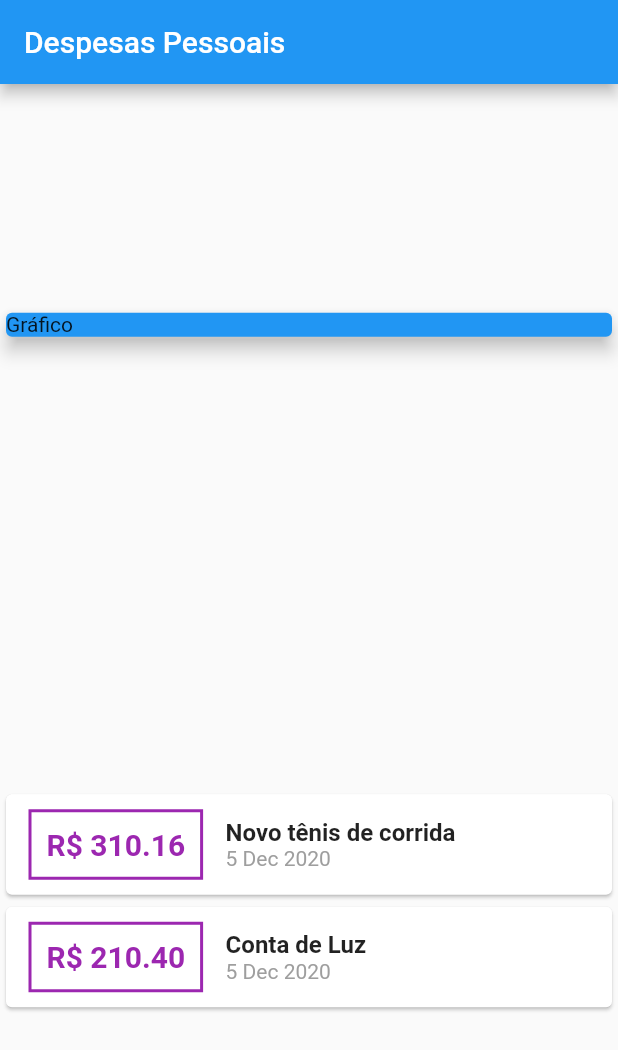
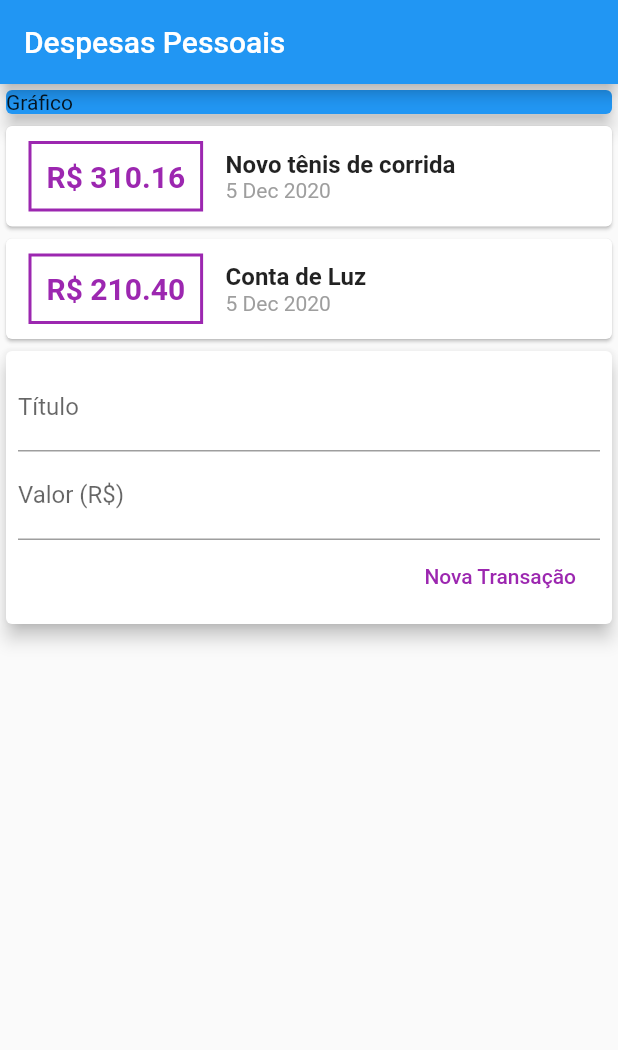
Before and after one commit to andrecostaa/expenses-flutter, a Flutter app: the screen it shows after launch, on a phone screen of 412 x 824 dp. Shown: the top 1050 px of the screen. Run offline on Flutter 3.47's test engine with Material 2 defaults, Android fonts, the phone set to English and light mode, and no system bars.

Commit message:
- criação dos campos titulo e valor para cadastro de uma nova transação de despesas. - refatoração do código com o propósito de componentizar a lista de transações e o formulario para o cadastro do mesmo.

```diff
--- /dev/null
+++ b/lib/components/transaction_form.dart
@@ -0,0 +1,45 @@
+import 'package:flutter/material.dart';
+
+class TransactionForm extends StatelessWidget {
+  final titleController = TextEditingController();
+  final valueController = TextEditingController();
+
+  @override
+  Widget build(BuildContext context) {
+    return Card(
+      elevation: 5,
+      child: Padding(
+        padding: const EdgeInsets.all(8.0),
+        child: Column(
+          children: [
+            TextField(
+              controller: titleController,
+              decoration: InputDecoration(
+                labelText: 'Título',
+              ),
+            ),
+            TextField(
+              controller: valueController,
+              decoration: InputDecoration(
+                labelText: 'Valor (R\$)',
+              ),
+            ),
+            Row(
+              mainAxisAlignment: MainAxisAlignment.end,
+              children: [
+                FlatButton(
+                  child: Text('Nova Transação'),
+                  textColor: Colors.purple,
+                  onPressed: () {
+                    print(titleController.text);
+                    print(valueController.text);
+                  },
+                ),
+              ],
+            ),
+          ],
+        ),
+      ),
+    );
+  }
+}
--- /dev/null
+++ b/lib/components/transaction_list.dart
@@ -0,0 +1,63 @@
+import 'package:expenses/models/transaction.dart';
+import 'package:flutter/material.dart';
+import '../models/transaction.dart';
+import 'package:intl/intl.dart';
+
+class TransactionList extends StatelessWidget {
+  final List<Transaction> transactions;
+
+  TransactionList(this.transactions);
+
+  @override
+  Widget build(BuildContext context) {
+    return Column(
+      children: transactions.map((tr) {
+        return Card(
+          child: Row(
+            children: [
+              Container(
+                margin: EdgeInsets.symmetric(
+                  horizontal: 15,
+                  vertical: 10,
+                ),
+                decoration: BoxDecoration(
+                  border: Border.all(
+                    color: Colors.purple,
+                    width: 2,
+                  ),
+                ),
+                padding: EdgeInsets.all(10),
+                child: Text(
+                  'R\$ ${tr.value.toStringAsFixed(2)}',
+                  style: TextStyle(
+                    fontWeight: FontWeight.bold,
+                    fontSize: 20,
+                    color: Colors.purple,
+                  ),
+                ),
+              ),
+              Column(
+                crossAxisAlignment: CrossAxisAlignment.start,
+                children: [
+                  Text(
+                    tr.title,
+                    style: TextStyle(
+                      fontSize: 16,
+                      fontWeight: FontWeight.bold,
+                    ),
+                  ),
+                  Text(
+                    DateFormat('d MMM y').format(tr.date),
+                    style: TextStyle(
+                      color: Colors.grey,
+                    ),
+                  ),
+                ],
+              )
+            ],
+          ),
+        );
+      }).toList(),
+    );
+  }
+}
--- /dev/null
+++ b/lib/components/transaction_user.dart
@@ -0,0 +1,37 @@
+import 'package:expenses/models/transaction.dart';
+import 'package:flutter/material.dart';
+import 'transaction_form.dart';
+import 'transaction_list.dart';
+import '../models/transaction.dart';
+
+class TransactionUser extends StatefulWidget {
+  @override
+  _TransactionUserState createState() => _TransactionUserState();
+}
+
+class _TransactionUserState extends State<TransactionUser> {
+  final _transactions = [
+    Transaction(
+      id: 't1',
+      title: 'Novo tênis de corrida',
+      value: 310.16,
+      date: DateTime.now(),
+    ),
+    Transaction(
+      id: 't2',
+      title: 'Conta de Luz',
+      value: 210.40,
+      date: DateTime.now(),
+    ),
+  ];
+
+  @override
+  Widget build(BuildContext context) {
+    return Column(
+      children: [
+        TransactionList(_transactions),
+        TransactionForm(),
+      ],
+    );
+  }
+}
--- a/lib/main.dart
+++ b/lib/main.dart
@@ -1,32 +1,18 @@
-import 'package:expenses/models/transaction.dart';
+import 'package:expenses/components/transaction_user.dart';
 import 'package:flutter/material.dart';
-import 'package:intl/intl.dart';
 
 main() => runApp(ExpensesApp());
 
 class ExpensesApp extends StatelessWidget {
   @override
   Widget build(BuildContext context) {
-    return MaterialApp(home: MyHomePage());
+    return MaterialApp(
+      home: MyHomePage(),
+    );
   }
 }
 
 class MyHomePage extends StatelessWidget {
-  final _transactions = [
-    Transaction(
-      id: 't1',
-      title: 'Novo tênis de corrida',
-      value: 310.16,
-      date: DateTime.now(),
-    ),
-    Transaction(
-      id: 't2',
-      title: 'Conta de Luz',
-      value: 210.40,
-      date: DateTime.now(),
-    ),
-  ];
-
   @override
   Widget build(BuildContext context) {
     return Scaffold(
@@ -34,7 +20,6 @@ class MyHomePage extends StatelessWidget {
         title: Text('Despesas Pessoais'),
       ),
       body: Column(
-          mainAxisAlignment: MainAxisAlignment.spaceAround,
         crossAxisAlignment: CrossAxisAlignment.stretch,
         children: [
           Container(
@@ -45,56 +30,9 @@ class MyHomePage extends StatelessWidget {
               elevation: 5,
             ),
           ),
-            Column(
-              children: _transactions.map((tr) {
-                return Card(
-                  child: Row(
-                    children: [
-                      Container(
-                        margin: EdgeInsets.symmetric(
-                          horizontal: 15,
-                          vertical: 10,
-                        ),
-                        decoration: BoxDecoration(
-                          border: Border.all(
-                            color: Colors.purple,
-                            width: 2,
-                          ),
-                        ),
-                        padding: EdgeInsets.all(10),
-                        child: Text(
-                          'R\$ ${tr.value.toStringAsFixed(2)}',
-                          style: TextStyle(
-                            fontWeight: FontWeight.bold,
-                            fontSize: 20,
-                            color: Colors.purple,
-                          ),
-                        ),
-                      ),
-                      Column(
-                        crossAxisAlignment: CrossAxisAlignment.start,
-                        children: [
-                          Text(
-                            tr.title,
-                            style: TextStyle(
-                              fontSize: 16,
-                              fontWeight: FontWeight.bold,
-                            ),
-                          ),
-                          Text(
-                            DateFormat('d MMM y').format(tr.date),
-                            style: TextStyle(
-                              color: Colors.grey,
-                            ),
-                          ),
-                        ],
-                      )
+          TransactionUser(),
         ],
       ),
     );
-              }).toList(),
-            )
-          ],
-        ));
   }
 }
```
Lines whose indentation alone changed are shown as unchanged.
